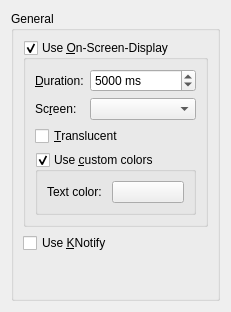
netrunner-debian-kde-extras/amarok, file src/configdialog/dialogs/NotificationsConfig.ui: the form before one commit.
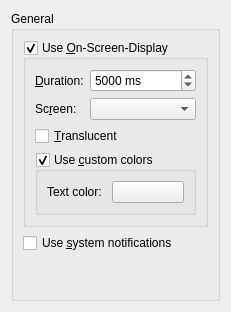
The form after the commit. Custom widgets are drawn as their Qt base class.

The edit to the form file:
```diff
--- a/src/configdialog/dialogs/NotificationsConfig.ui
+++ b/src/configdialog/dialogs/NotificationsConfig.ui
@@ -212,7 +212,7 @@
       <item row="1" column="0">
        <widget class="QCheckBox" name="kcfg_KNotifyEnabled">
         <property name="text">
-         <string>Use &amp;KNotify</string>
+         <string>Use &amp;system notifications</string>
         </property>
        </widget>
       </item>
```
